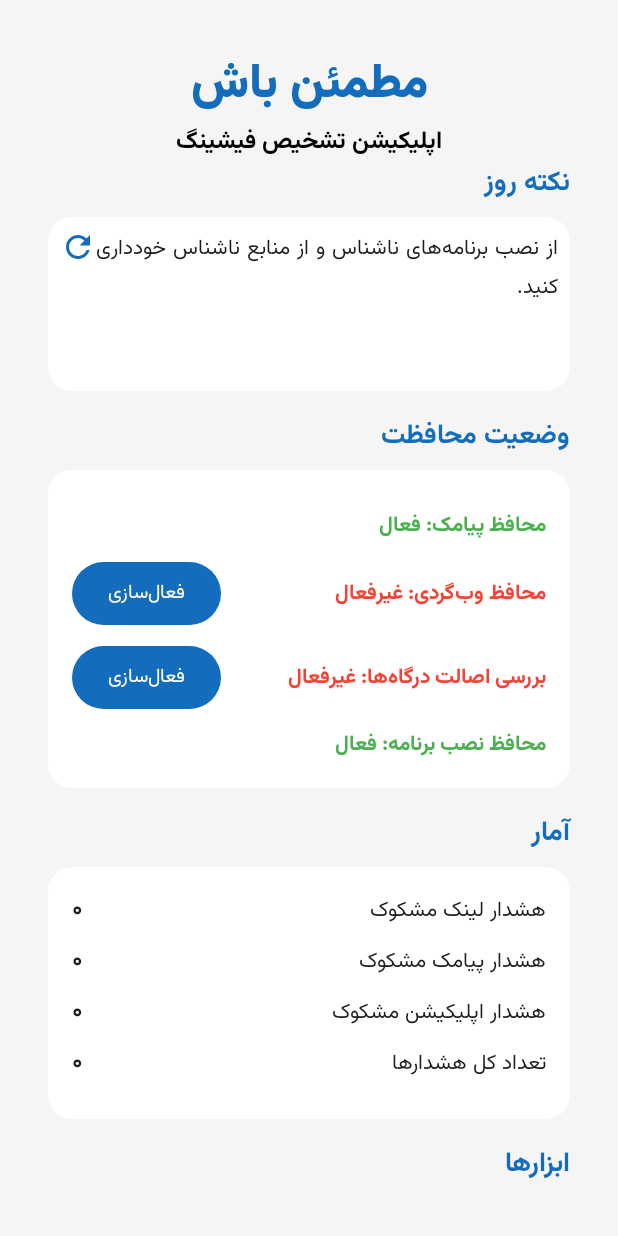
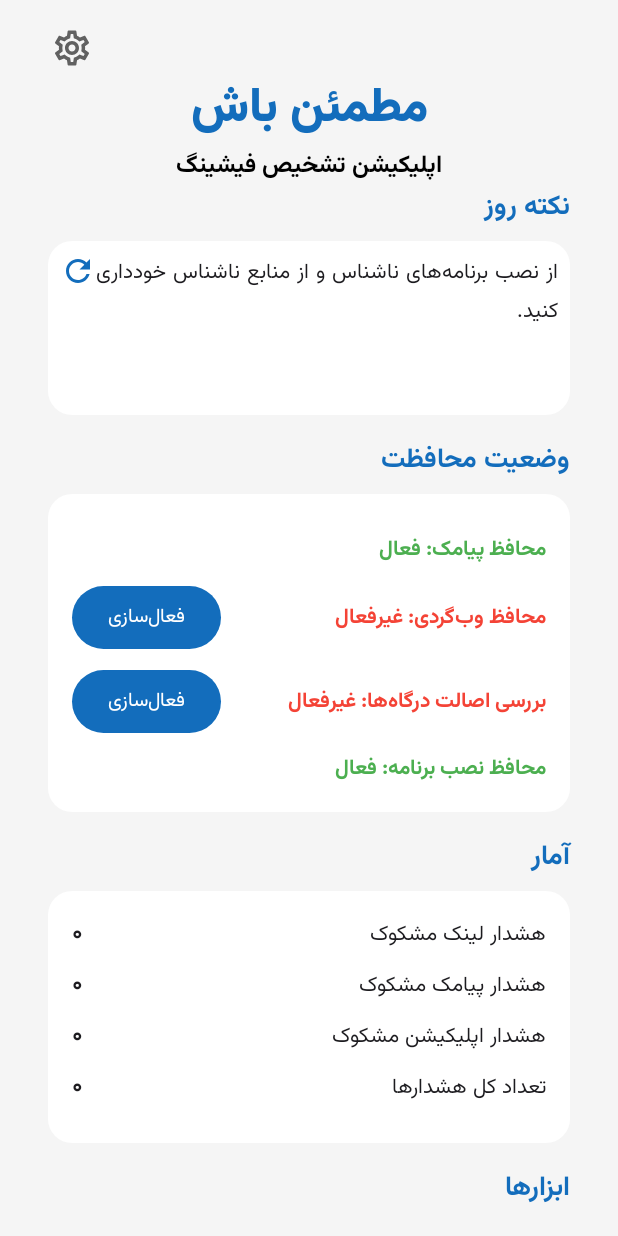
Before and after one commit to motmaenbash/motmaenbash-android, an Android app built with Jetpack Compose: the screen it shows after launch (MainActivity), after a tap on "فعال‌سازی", on a phone screen of 412 x 824 dp. Run offline under Robolectric (Android 15) with nearby library versions, the phone set to English and light mode, and no system bars; pictures from the network do not load; 3 statements that could not run were skipped.

Commit message:
Main screen UI improvement

```diff
--- a/app/src/main/java/nu/milad/motmaenbash/ui/MainScreen.kt
+++ b/app/src/main/java/nu/milad/motmaenbash/ui/MainScreen.kt
@@ -1,8 +1,6 @@
 import android.Manifest
 import android.content.Intent
 import android.net.Uri
-import android.os.Build
-import android.provider.Settings
 import android.util.Log
 import androidx.compose.animation.core.LinearEasing
 import androidx.compose.animation.core.RepeatMode
@@ -11,7 +9,6 @@ import androidx.compose.animation.core.animateFloatAsState
 import androidx.compose.animation.core.infiniteRepeatable
 import androidx.compose.animation.core.rememberInfiniteTransition
 import androidx.compose.animation.core.tween
-import androidx.compose.foundation.BorderStroke
 import androidx.compose.foundation.Image
 import androidx.compose.foundation.clickable
 import androidx.compose.foundation.interaction.MutableInteractionSource
@@ -19,10 +16,8 @@ import androidx.compose.foundation.layout.Arrangement
 import androidx.compose.foundation.layout.Column
 import androidx.compose.foundation.layout.PaddingValues
 import androidx.compose.foundation.layout.Row
-import androidx.compose.foundation.layout.Spacer
 import androidx.compose.foundation.layout.fillMaxSize
 import androidx.compose.foundation.layout.fillMaxWidth
-import androidx.compose.foundation.layout.height
 import androidx.compose.foundation.layout.heightIn
 import androidx.compose.foundation.layout.padding
 import androidx.compose.foundation.layout.size
@@ -38,7 +33,6 @@ import androidx.compose.material3.Button
 import androidx.compose.material3.ButtonDefaults
 import androidx.compose.material3.Card
 import androidx.compose.material3.CardDefaults
-import androidx.compose.material3.ExperimentalMaterial3Api
 import androidx.compose.material3.HorizontalDivider
 import androidx.compose.material3.Icon
 import androidx.compose.material3.IconButton
@@ -114,63 +108,72 @@ fun MainScreen(
         )
     }
 
-    // Notification Permission
-    val notificationPermissionState = rememberPermissionState(
-        Manifest.permission.POST_NOTIFICATIONS
-    ) { isGranted ->
-        viewModel.updatePermissionStatus(
-            MainViewModel.PermissionType.NOTIFICATIONS, isGranted
-        )
-    }
 
     // Observe permission statuses
     val smsPermissionStatus by viewModel.smsPermissionStatus.collectAsState()
     val accessibilitySettingStatus by viewModel.accessibilitySettingStatus.collectAsState()
     val overlayPermissionStatus by viewModel.overlayPermissionStatus.collectAsState()
 
+    var showAccessibilityGuide by remember { mutableStateOf(false) }
+    var showOverlayGuide by remember { mutableStateOf(false) }
 
     val PERMISSION_REQUEST_CODE = 1001
 
+    // Permission warning banner state
+    val showPermissionWarning =
+        !smsPermissionStatus || !accessibilitySettingStatus || !overlayPermissionStatus
 
     LaunchedEffect(Unit) {
         Log.d("MainScreen", "LaunchedEffect triggered")
         viewModel.checkInitialPermissions()
     }
 
-
-
     Column(
         modifier = Modifier
             .fillMaxSize()
-            .padding(32.dp)
-            .verticalScroll(scrollState),
+            .padding(horizontal = 32.dp, vertical = 16.dp)
+            .verticalScroll(scrollState), horizontalAlignment = Alignment.CenterHorizontally
+    ) {
 
-        horizontalAlignment = Alignment.CenterHorizontally
+        // Settings icon
+        IconButton(
+            onClick = { navController.navigate(NavRoutes.SETTINGS_SCREEN) },
+            modifier = Modifier
+                .padding(bottom = 0.dp)
+                .size(32.dp)
+                .align(Alignment.End)
         ) {
+            Icon(
+                Icons.Outlined.Settings,
+                contentDescription = "تنظیمات",
+                tint = GreyDark,
+                modifier = Modifier.size(28.dp)
+            )
+        }
+
         AppName(navController)
 
         TipOfDaySection(tip = tipOfTheDay, isRefreshing = isRefreshing, onRefreshClick = {
             viewModel.refreshTipOfTheDay()
         })
 
-        ProtectionStatus(smsPermissionStatus = smsPermissionStatus, onSmsPermissionClick = {
+
+
+        ProtectionStatus(
+            showPermissionWarning,
+            onSmsPermissionClick = {
                 smsPermissionState.launchPermissionRequest()
             },
-
-            accessibilitySettingStatus = accessibilitySettingStatus, onAccessibilitySettingClick = {
-                val accessibilityIntent = Intent(Settings.ACTION_ACCESSIBILITY_SETTINGS)
-                accessibilityIntent.flags = Intent.FLAG_ACTIVITY_NEW_TASK
-                context.startActivity(accessibilityIntent)
-//                viewModel.checkInitialPermissions()
-
-            }, overlayPermissionStatus = overlayPermissionStatus, onOverlayPermissionClick = {
-                if (Build.VERSION.SDK_INT >= Build.VERSION_CODES.M) {
-                    val intent = Intent(
-                        Settings.ACTION_MANAGE_OVERLAY_PERMISSION,
-                        Uri.parse("package:${context.packageName}")
-                    )
-                    context.startActivity(intent)
-//                    viewModel.checkInitialPermissions()
+            accessibilitySettingStatus = accessibilitySettingStatus,
+            onAccessibilitySettingClick = {
+                if (!accessibilitySettingStatus) {
+                    showAccessibilityGuide = true
+                }
+            },
+            overlayPermissionStatus = overlayPermissionStatus,
+            onOverlayPermissionClick = {
+                if (!overlayPermissionStatus) {
+                    showOverlayGuide = true
                 }
             })
 
@@ -186,18 +189,20 @@ fun MainScreen(
             onReportByUserClick = { navController.navigate(NavRoutes.USER_REPORT_SCREEN) })
 
         DatabaseUpdateSection(updateState = updateState, onUpdateDatabaseClick = {
-
             viewModel.updateDatabase()
-
         })
-
 
         AboutAndFaq(
             onAboutClick = { navController.navigate(NavRoutes.ABOUT_SCREEN) },
             onFaqClick = { navController.navigate(NavRoutes.FAQ_SCREEN) },
             onPermissionsExplanationClick = { navController.navigate(NavRoutes.PERMISSION_SCREEN) },
-            onSettingClick = { navController.navigate(NavRoutes.SETTINGS_SCREEN) },
+        )
 
+
+        HorizontalDivider(
+            modifier = Modifier.fillMaxWidth(),
+            thickness = 1.dp,
+            color = Color.LightGray.copy(alpha = 0.5f)
         )
 
         sponsorData?.let {
@@ -205,6 +210,9 @@ fun MainScreen(
         }
 
         AppVersion(navController)
+
+
+
 
 
         updateDialogState?.let { state ->
@@ -217,8 +225,6 @@ fun MainScreen(
                 })
         }
     }
-
-
 }
 
 
@@ -233,10 +239,7 @@ fun AppName(navController: NavController) {
         horizontalAlignment = Alignment.CenterHorizontally,
     ) {
         Text(
-
             color = ColorPrimary,
-
-
             text = stringResource(id = R.string.app_name_fa),
             style = MaterialTheme.typography.headlineLarge,
         )
@@ -334,6 +337,8 @@ fun ProtectionStatus(
             fontWeight = FontWeight.Bold,
             modifier = Modifier.padding(bottom = 8.dp)
         )
+
+
         Card(
             modifier = Modifier.fillMaxWidth(),
             shape = RoundedCornerShape(16.dp),
@@ -341,21 +346,29 @@ fun ProtectionStatus(
             colors = CardDefaults.cardColors(containerColor = Color.White)
 
         ) {
+
+
             Column(modifier = Modifier.padding(16.dp)) {
                 PermissionRow(
                     label = stringResource(id = R.string.sms_protection),
                     isGranted = smsPermissionStatus,
                     onActivateClick = onSmsPermissionClick,
                 )
+
+
+
                 PermissionRow(
                     label = stringResource(id = R.string.accessibility_protection),
                     isGranted = accessibilitySettingStatus,
                     onActivateClick = onAccessibilitySettingClick,
+                    showActivateButton = !accessibilitySettingStatus
+
                 )
                 PermissionRow(
                     label = stringResource(id = R.string.overlay_protection),
                     isGranted = overlayPermissionStatus,
-                    onActivateClick = onOverlayPermissionClick
+                    onActivateClick = onOverlayPermissionClick,
+                    showActivateButton = !overlayPermissionStatus
                 )
                 Row(
                     modifier = Modifier
@@ -379,7 +392,10 @@ fun ProtectionStatus(
 
 @Composable
 fun PermissionRow(
-    label: String, isGranted: Boolean, onActivateClick: () -> Unit
+    label: String,
+    isGranted: Boolean,
+    onActivateClick: () -> Unit,
+    showActivateButton: Boolean = true
 ) {
     Row(
         modifier = Modifier
@@ -396,7 +412,7 @@ fun PermissionRow(
             color = if (isGranted) Green else Red
 
         )
-        if (!isGranted) {
+        if (!isGranted && showActivateButton) {
             Button(
                 onClick = onActivateClick,
                 colors = ButtonDefaults.buttonColors(containerColor = ColorPrimary)
@@ -534,7 +550,7 @@ fun ToolCard(
     text: String, icon: Int, onClick: () -> Unit, modifier: Modifier = Modifier
 ) {
     Card(
-        modifier = modifier.padding(horizontal = 4.dp, vertical = 16.dp),
+        modifier = modifier.padding(4.dp),
         shape = RoundedCornerShape(16.dp),
         elevation = CardDefaults.cardElevation(defaultElevation = 0.dp),
         colors = CardDefaults.cardColors(containerColor = Color.White),
@@ -543,31 +559,27 @@ fun ToolCard(
         Column(
             modifier = Modifier
                 .fillMaxWidth()
-                .padding(4.dp),
+                .padding(vertical = 16.dp),
             horizontalAlignment = Alignment.CenterHorizontally
         ) {
             Icon(
                 painter = painterResource(id = icon),
                 contentDescription = null,
                 modifier = Modifier
-                    .size(36.dp)
+                    .size(40.dp)
                     .padding(bottom = 8.dp),
-                tint = Color.Gray
+                tint = ColorPrimary
             )
-            Button(
-                modifier = Modifier
-                    .fillMaxWidth()
-                    .padding(1.dp),
-                onClick = onClick,
-                colors = ButtonDefaults.buttonColors(containerColor = ColorPrimary),
-                contentPadding = PaddingValues(8.dp)
+            Text(
 
-            ) {
-                Text(
+                fontWeight = FontWeight.ExtraBold,
+                fontSize = 15.sp,
+                color = GreyDark,
                 text = text,
                 textAlign = TextAlign.Center,
+
                 )
-            }
+
         }
     }
 }
@@ -662,7 +674,6 @@ fun AboutAndFaq(
     onAboutClick: () -> Unit,
     onFaqClick: () -> Unit,
     onPermissionsExplanationClick: () -> Unit,
-    onSettingClick: () -> Unit
 ) {
     val context = LocalContext.current
 
@@ -706,18 +717,6 @@ fun AboutAndFaq(
                 )
             }
         }
-        Button(
-            onClick = onSettingClick,
-            modifier = Modifier
-                .fillMaxWidth()
-                .padding(1.dp),
-            colors = ButtonDefaults.buttonColors(
-                containerColor = Color.Gray
-            )
-        ) {
-            Text(text = "تنظیمات")
-        }
-
     }
 }
 
```
Lines whose indentation alone changed are shown as unchanged.
